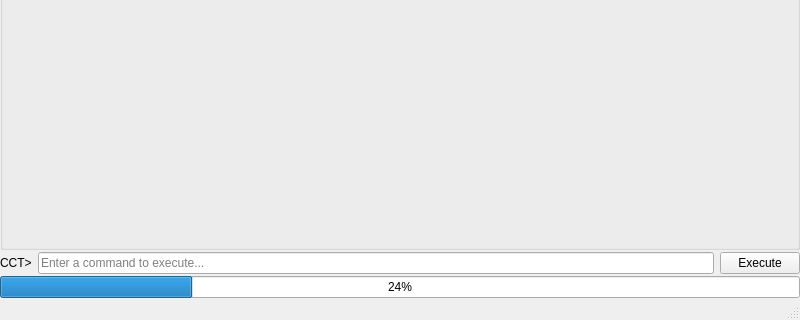
Above: cct/qtgui/mainwindow/mainwindow.ui from awacha/cct before the change; both pictures show x 0 to 800 and y 320 to 640 of the 800 by 640 pixel window. Below: the same form after it.
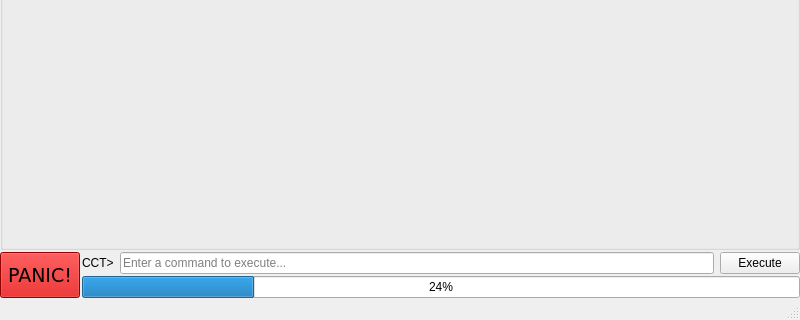
That is the form after the change. Icons and pictures are not drawn.

Commit message: Device connection UI: not working yet!

What changed in the file:
```diff
--- a/cct/qtgui/mainwindow/mainwindow.ui
+++ b/cct/qtgui/mainwindow/mainwindow.ui
@@ -51,56 +51,501 @@
      </widget>
     </item>
     <item>
-     <widget class="QWidget" name="commandLineWidget" native="true">
-      <layout class="QHBoxLayout" name="horizontalLayout">
-       <property name="leftMargin">
-        <number>0</number>
-       </property>
-       <property name="topMargin">
-        <number>0</number>
-       </property>
-       <property name="rightMargin">
-        <number>0</number>
-       </property>
-       <property name="bottomMargin">
-        <number>0</number>
-       </property>
-       <item>
-        <widget class="QLabel" name="label">
-         <property name="text">
-          <string>CCT&gt;</string>
-         </property>
-        </widget>
-       </item>
-       <item>
-        <widget class="QLineEdit" name="commandLineEdit">
-         <property name="placeholderText">
-          <string>Enter a command to execute...</string>
-         </property>
-         <property name="clearButtonEnabled">
-          <bool>true</bool>
-         </property>
-        </widget>
-       </item>
-       <item>
-        <widget class="QPushButton" name="executePushButton">
-         <property name="text">
-          <string>Execute</string>
-         </property>
-         <property name="autoDefault">
-          <bool>true</bool>
-         </property>
-        </widget>
-       </item>
-      </layout>
-     </widget>
-    </item>
-    <item>
-     <widget class="QProgressBar" name="progressBar">
-      <property name="value">
-       <number>24</number>
-      </property>
-     </widget>
+     <layout class="QHBoxLayout" name="horizontalLayout_2">
+      <item>
+       <widget class="QPushButton" name="panicPushButton">
+        <property name="sizePolicy">
+         <sizepolicy hsizetype="Minimum" vsizetype="Minimum">
+          <horstretch>0</horstretch>
+          <verstretch>0</verstretch>
+         </sizepolicy>
+        </property>
+        <property name="palette">
+         <palette>
+          <active>
+           <colorrole role="WindowText">
+            <brush brushstyle="SolidPattern">
+             <color alpha="255">
+              <red>0</red>
+              <green>0</green>
+              <blue>0</blue>
+             </color>
+            </brush>
+           </colorrole>
+           <colorrole role="Button">
+            <brush brushstyle="SolidPattern">
+             <color alpha="255">
+              <red>204</red>
+              <green>0</green>
+              <blue>0</blue>
+             </color>
+            </brush>
+           </colorrole>
+           <colorrole role="Light">
+            <brush brushstyle="SolidPattern">
+             <color alpha="255">
+              <red>255</red>
+              <green>51</green>
+              <blue>51</blue>
+             </color>
+            </brush>
+           </colorrole>
+           <colorrole role="Midlight">
+            <brush brushstyle="SolidPattern">
+             <color alpha="255">
+              <red>229</red>
+              <green>25</green>
+              <blue>25</blue>
+             </color>
+            </brush>
+           </colorrole>
+           <colorrole role="Dark">
+            <brush brushstyle="SolidPattern">
+             <color alpha="255">
+              <red>102</red>
+              <green>0</green>
+              <blue>0</blue>
+             </color>
+            </brush>
+           </colorrole>
+           <colorrole role="Mid">
+            <brush brushstyle="SolidPattern">
+             <color alpha="255">
+              <red>136</red>
+              <green>0</green>
+              <blue>0</blue>
+             </color>
+            </brush>
+           </colorrole>
+           <colorrole role="Text">
+            <brush brushstyle="SolidPattern">
+             <color alpha="255">
+              <red>0</red>
+              <green>0</green>
+              <blue>0</blue>
+             </color>
+            </brush>
+           </colorrole>
+           <colorrole role="BrightText">
+            <brush brushstyle="SolidPattern">
+             <color alpha="255">
+              <red>255</red>
+              <green>255</green>
+              <blue>255</blue>
+             </color>
+            </brush>
+           </colorrole>
+           <colorrole role="ButtonText">
+            <brush brushstyle="SolidPattern">
+             <color alpha="255">
+              <red>0</red>
+              <green>0</green>
+              <blue>0</blue>
+             </color>
+            </brush>
+           </colorrole>
+           <colorrole role="Base">
+            <brush brushstyle="SolidPattern">
+             <color alpha="255">
+              <red>255</red>
+              <green>255</green>
+              <blue>255</blue>
+             </color>
+            </brush>
+           </colorrole>
+           <colorrole role="Window">
+            <brush brushstyle="SolidPattern">
+             <color alpha="255">
+              <red>204</red>
+              <green>0</green>
+              <blue>0</blue>
+             </color>
+            </brush>
+           </colorrole>
+           <colorrole role="Shadow">
+            <brush brushstyle="SolidPattern">
+             <color alpha="255">
+              <red>0</red>
+              <green>0</green>
+              <blue>0</blue>
+             </color>
+            </brush>
+           </colorrole>
+           <colorrole role="AlternateBase">
+            <brush brushstyle="SolidPattern">
+             <color alpha="255">
+              <red>229</red>
+              <green>127</green>
+              <blue>127</blue>
+             </color>
+            </brush>
+           </colorrole>
+           <colorrole role="ToolTipBase">
+            <brush brushstyle="SolidPattern">
+             <color alpha="255">
+              <red>255</red>
+              <green>255</green>
+              <blue>220</blue>
+             </color>
+            </brush>
+           </colorrole>
+           <colorrole role="ToolTipText">
+            <brush brushstyle="SolidPattern">
+             <color alpha="255">
+              <red>0</red>
+              <green>0</green>
+              <blue>0</blue>
+             </color>
+            </brush>
+           </colorrole>
+          </active>
+          <inactive>
+           <colorrole role="WindowText">
+            <brush brushstyle="SolidPattern">
+             <color alpha="255">
+              <red>0</red>
+              <green>0</green>
+              <blue>0</blue>
+             </color>
+            </brush>
+           </colorrole>
+           <colorrole role="Button">
+            <brush brushstyle="SolidPattern">
+             <color alpha="255">
+              <red>204</red>
+              <green>0</green>
+              <blue>0</blue>
+             </color>
+            </brush>
+           </colorrole>
+           <colorrole role="Light">
+            <brush brushstyle="SolidPattern">
+             <color alpha="255">
+              <red>255</red>
+              <green>51</green>
+              <blue>51</blue>
+             </color>
+            </brush>
+           </colorrole>
+           <colorrole role="Midlight">
+            <brush brushstyle="SolidPattern">
+             <color alpha="255">
+              <red>229</red>
+              <green>25</green>
+              <blue>25</blue>
+             </color>
+            </brush>
+           </colorrole>
+           <colorrole role="Dark">
+            <brush brushstyle="SolidPattern">
+             <color alpha="255">
+              <red>102</red>
+              <green>0</green>
+              <blue>0</blue>
+             </color>
+            </brush>
+           </colorrole>
+           <colorrole role="Mid">
+            <brush brushstyle="SolidPattern">
+             <color alpha="255">
+              <red>136</red>
+              <green>0</green>
+              <blue>0</blue>
+             </color>
+            </brush>
+           </colorrole>
+           <colorrole role="Text">
+            <brush brushstyle="SolidPattern">
+             <color alpha="255">
+              <red>0</red>
+              <green>0</green>
+              <blue>0</blue>
+             </color>
+            </brush>
+           </colorrole>
+           <colorrole role="BrightText">
+            <brush brushstyle="SolidPattern">
+             <color alpha="255">
+              <red>255</red>
+              <green>255</green>
+              <blue>255</blue>
+             </color>
+            </brush>
+           </colorrole>
+           <colorrole role="ButtonText">
+            <brush brushstyle="SolidPattern">
+             <color alpha="255">
+              <red>0</red>
+              <green>0</green>
+              <blue>0</blue>
+             </color>
+            </brush>
+           </colorrole>
+           <colorrole role="Base">
+            <brush brushstyle="SolidPattern">
+             <color alpha="255">
+              <red>255</red>
+              <green>255</green>
+              <blue>255</blue>
+             </color>
+            </brush>
+           </colorrole>
+           <colorrole role="Window">
+            <brush brushstyle="SolidPattern">
+             <color alpha="255">
+              <red>204</red>
+              <green>0</green>
+              <blue>0</blue>
+             </color>
+            </brush>
+           </colorrole>
+           <colorrole role="Shadow">
+            <brush brushstyle="SolidPattern">
+             <color alpha="255">
+              <red>0</red>
+              <green>0</green>
+              <blue>0</blue>
+             </color>
+            </brush>
+           </colorrole>
+           <colorrole role="AlternateBase">
+            <brush brushstyle="SolidPattern">
+             <color alpha="255">
+              <red>229</red>
+              <green>127</green>
+              <blue>127</blue>
+             </color>
+            </brush>
+           </colorrole>
+           <colorrole role="ToolTipBase">
+            <brush brushstyle="SolidPattern">
+             <color alpha="255">
+              <red>255</red>
+              <green>255</green>
+              <blue>220</blue>
+             </color>
+            </brush>
+           </colorrole>
+           <colorrole role="ToolTipText">
+            <brush brushstyle="SolidPattern">
+             <color alpha="255">
+              <red>0</red>
+              <green>0</green>
+              <blue>0</blue>
+             </color>
+            </brush>
+           </colorrole>
+          </inactive>
+          <disabled>
+           <colorrole role="WindowText">
+            <brush brushstyle="SolidPattern">
+             <color alpha="255">
+              <red>102</red>
+              <green>0</green>
+              <blue>0</blue>
+             </color>
+            </brush>
+           </colorrole>
+           <colorrole role="Button">
+            <brush brushstyle="SolidPattern">
+             <color alpha="255">
+              <red>204</red>
+              <green>0</green>
+              <blue>0</blue>
+             </color>
+            </brush>
+           </colorrole>
+           <colorrole role="Light">
+            <brush brushstyle="SolidPattern">
+             <color alpha="255">
+              <red>255</red>
+              <green>51</green>
+              <blue>51</blue>
+             </color>
+            </brush>
+           </colorrole>
+           <colorrole role="Midlight">
+            <brush brushstyle="SolidPattern">
+             <color alpha="255">
+              <red>229</red>
+              <green>25</green>
+              <blue>25</blue>
+             </color>
+            </brush>
+           </colorrole>
+           <colorrole role="Dark">
+            <brush brushstyle="SolidPattern">
+             <color alpha="255">
+              <red>102</red>
+              <green>0</green>
+              <blue>0</blue>
+             </color>
+            </brush>
+           </colorrole>
+           <colorrole role="Mid">
+            <brush brushstyle="SolidPattern">
+             <color alpha="255">
+              <red>136</red>
+              <green>0</green>
+              <blue>0</blue>
+             </color>
+            </brush>
+           </colorrole>
+           <colorrole role="Text">
+            <brush brushstyle="SolidPattern">
+             <color alpha="255">
+              <red>102</red>
+              <green>0</green>
+              <blue>0</blue>
+             </color>
+            </brush>
+           </colorrole>
+           <colorrole role="BrightText">
+            <brush brushstyle="SolidPattern">
+             <color alpha="255">
+              <red>255</red>
+              <green>255</green>
+              <blue>255</blue>
+             </color>
+            </brush>
+           </colorrole>
+           <colorrole role="ButtonText">
+            <brush brushstyle="SolidPattern">
+             <color alpha="255">
+              <red>102</red>
+              <green>0</green>
+              <blue>0</blue>
+             </color>
+            </brush>
+           </colorrole>
+           <colorrole role="Base">
+            <brush brushstyle="SolidPattern">
+             <color alpha="255">
+              <red>204</red>
+              <green>0</green>
+              <blue>0</blue>
+             </color>
+            </brush>
+           </colorrole>
+           <colorrole role="Window">
+            <brush brushstyle="SolidPattern">
+             <color alpha="255">
+              <red>204</red>
+              <green>0</green>
+              <blue>0</blue>
+             </color>
+            </brush>
+           </colorrole>
+           <colorrole role="Shadow">
+            <brush brushstyle="SolidPattern">
+             <color alpha="255">
+              <red>0</red>
+              <green>0</green>
+              <blue>0</blue>
+             </color>
+            </brush>
+           </colorrole>
+           <colorrole role="AlternateBase">
+            <brush brushstyle="SolidPattern">
+             <color alpha="255">
+              <red>204</red>
+              <green>0</green>
+              <blue>0</blue>
+             </color>
+            </brush>
+           </colorrole>
+           <colorrole role="ToolTipBase">
+            <brush brushstyle="SolidPattern">
+             <color alpha="255">
+              <red>255</red>
+              <green>255</green>
+              <blue>220</blue>
+             </color>
+            </brush>
+           </colorrole>
+           <colorrole role="ToolTipText">
+            <brush brushstyle="SolidPattern">
+             <color alpha="255">
+              <red>0</red>
+              <green>0</green>
+              <blue>0</blue>
+             </color>
+            </brush>
+           </colorrole>
+          </disabled>
+         </palette>
+        </property>
+        <property name="font">
+         <font>
+          <family>DejaVu Sans</family>
+          <pointsize>14</pointsize>
+         </font>
+        </property>
+        <property name="toolTip">
+         <string>Close shutter, stop all motors, power down X-ray source</string>
+        </property>
+        <property name="text">
+         <string>PANIC!</string>
+        </property>
+       </widget>
+      </item>
+      <item>
+       <layout class="QVBoxLayout" name="verticalLayout_2">
+        <item>
+         <widget class="QWidget" name="commandLineWidget" native="true">
+          <layout class="QHBoxLayout" name="horizontalLayout">
+           <property name="leftMargin">
+            <number>0</number>
+           </property>
+           <property name="topMargin">
+            <number>0</number>
+           </property>
+           <property name="rightMargin">
+            <number>0</number>
+           </property>
+           <property name="bottomMargin">
+            <number>0</number>
+           </property>
+           <item>
+            <widget class="QLabel" name="label">
+             <property name="text">
+              <string>CCT&gt;</string>
+             </property>
+            </widget>
+           </item>
+           <item>
+            <widget class="QLineEdit" name="commandLineEdit">
+             <property name="placeholderText">
+              <string>Enter a command to execute...</string>
+             </property>
+             <property name="clearButtonEnabled">
+              <bool>true</bool>
+             </property>
+            </widget>
+           </item>
+           <item>
+            <widget class="QPushButton" name="executePushButton">
+             <property name="text">
+              <string>Execute</string>
+             </property>
+             <property name="autoDefault">
+              <bool>true</bool>
+             </property>
+            </widget>
+           </item>
+          </layout>
+         </widget>
+        </item>
+        <item>
+         <widget class="QProgressBar" name="progressBar">
+          <property name="value">
+           <number>24</number>
+          </property>
+         </widget>
+        </item>
+       </layout>
+      </item>
+     </layout>
     </item>
    </layout>
   </widget>
```
Left out of the diff: 6 changed lines with no effect on the pictures. The commit also changes 3 other files.
